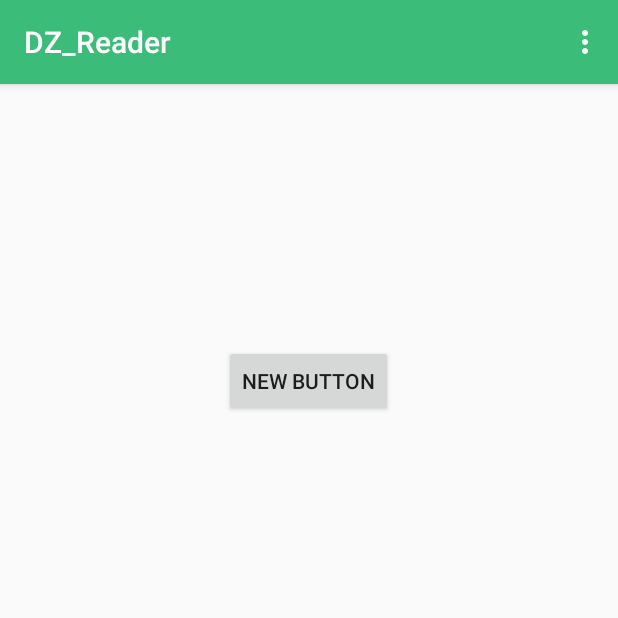
After one commit to 854133055/DZ_Reader, an Android app: the Main2Activity screen opened directly, with no data from a screen before it, on a phone screen of 412 x 824 dp, the top half of it. The commit adds this screen. Run offline under Robolectric (Android 15) with nearby library versions, the phone set to English and light mode, and no system bars.

Commit message:
小更新

```diff
--- /dev/null
+++ b/app/src/main/java/com/example/lml/dz_reader/Main2Activity.java
@@ -0,0 +1,36 @@
+package com.example.lml.dz_reader;
+
+import android.os.Bundle;
+import android.support.v7.app.AppCompatActivity;
+import android.view.Menu;
+import android.view.MenuItem;
+import android.widget.Toast;
+
+public class Main2Activity extends AppCompatActivity {
+
+    @Override
+    protected void onCreate(Bundle savedInstanceState) {
+        super.onCreate(savedInstanceState);
+        setContentView(R.layout.activity_main2);
+    }
+
+
+    @Override
+    public boolean onCreateOptionsMenu(Menu menu) {
+        getMenuInflater().inflate(R.menu.main_2,menu);
+        return super.onCreateOptionsMenu(menu);
+    }
+
+    @Override
+    public boolean onOptionsItemSelected(MenuItem item) {
+        int itemId = item.getItemId();
+
+        if (itemId == R.id.action_collect){
+            Toast.makeText(this,"收藏开始",Toast.LENGTH_LONG).show();
+        } if(itemId == R.id.action_addtion) {
+            Toast.makeText(this,"添加开始",Toast.LENGTH_LONG).show();
+        }
+
+        return super.onOptionsItemSelected(item);
+    }
+}
--- a/app/src/main/java/com/example/lml/dz_reader/MainActivity.java
+++ b/app/src/main/java/com/example/lml/dz_reader/MainActivity.java
@@ -44,7 +44,7 @@ public class MainActivity extends AppCompatActivity
         fab.setOnClickListener(new View.OnClickListener() {
             @Override
             public void onClick(View view) {
-                Intent intent = new Intent(MainActivity.this, CaptureActivity.class);
+                Intent intent = new Intent(MainActivity.this, Main2Activity.class);
                 startActivity(intent);
 
             }
@@ -82,7 +82,6 @@ public class MainActivity extends AppCompatActivity
 
     @Override
     public boolean onCreateOptionsMenu(Menu menu) {
-        // Inflate the menu; this adds items to the action bar if it is present.
         getMenuInflater().inflate(R.menu.main, menu);
         return true;
     }
--- /dev/null
+++ b/app/src/main/res/layout/activity_main2.xml
@@ -0,0 +1,21 @@
+<?xml version="1.0" encoding="utf-8"?>
+<RelativeLayout xmlns:android="http://schemas.android.com/apk/res/android"
+    xmlns:tools="http://schemas.android.com/tools"
+    android:layout_width="match_parent"
+    android:layout_height="match_parent"
+    android:paddingBottom="@dimen/activity_vertical_margin"
+    android:paddingLeft="@dimen/activity_horizontal_margin"
+    android:paddingRight="@dimen/activity_horizontal_margin"
+    android:paddingTop="@dimen/activity_vertical_margin"
+    tools:context="com.example.lml.dz_reader.Main2Activity">
+
+    <Button
+        android:layout_width="wrap_content"
+        android:layout_height="wrap_content"
+        android:text="New Button"
+        android:id="@+id/button"
+        android:layout_alignParentTop="true"
+        android:layout_centerHorizontal="true"
+        android:layout_marginTop="158dp" />
+
+</RelativeLayout>
--- /dev/null
+++ b/app/src/main/res/menu/main_2.xml
@@ -0,0 +1,15 @@
+<?xml version="1.0" encoding="utf-8"?>
+<menu xmlns:android="http://schemas.android.com/apk/res/android"
+    xmlns:app="http://schemas.android.com/apk/res-auto">
+
+    <item
+        android:id="@+id/action_collect"
+        android:title="添加"
+        app:showAsAction="never" />
+
+    <item
+        android:id="@+id/action_addtion"
+        android:title="收藏"
+        app:showAsAction="never" />
+
+</menu>
```
Also changed, not shown: app/src/main/AndroidManifest.xml (+9 -4 lines).
